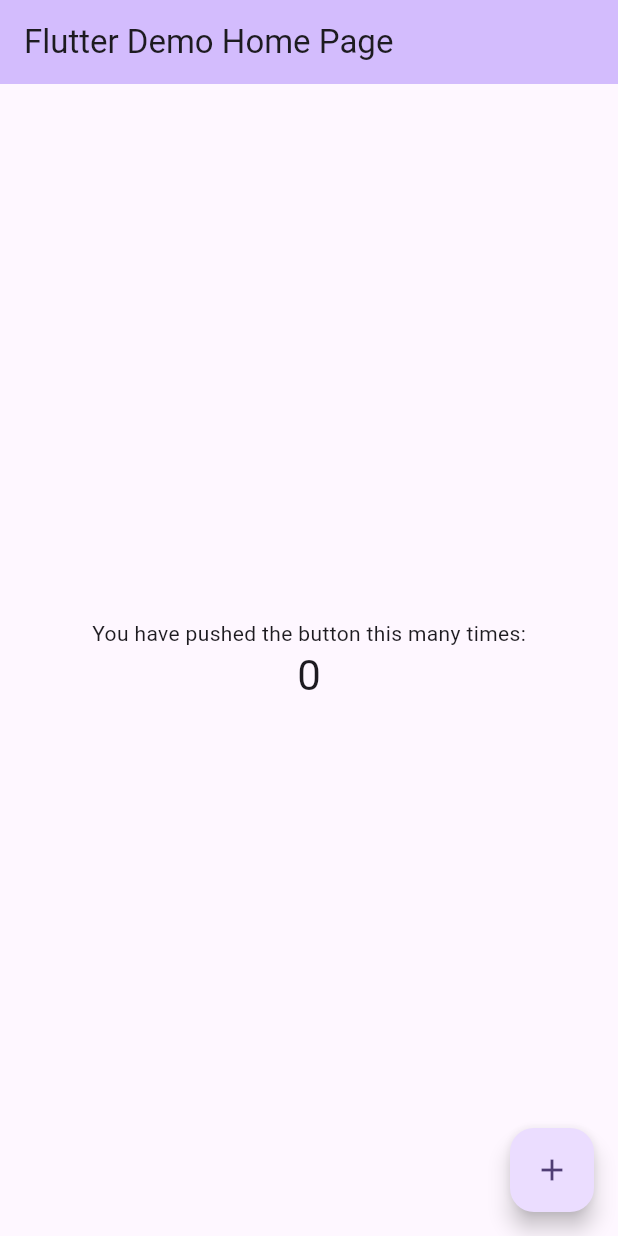
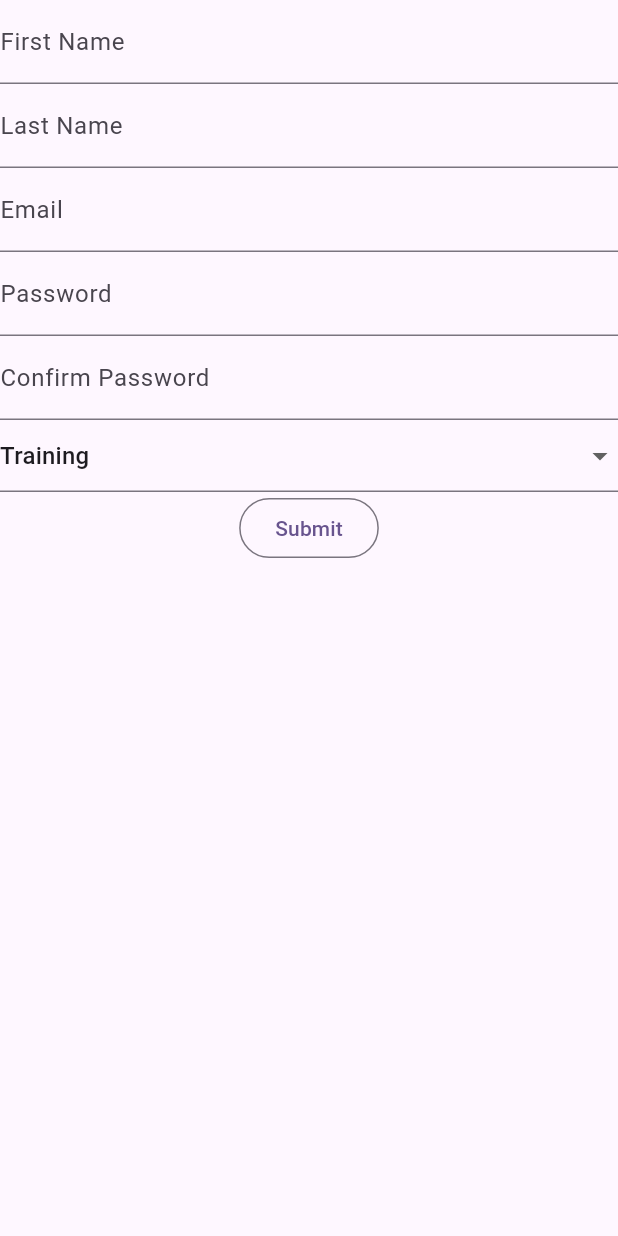
Before and after one commit to Pierre81385/glowing-octo-lamp, a Flutter app: the screen it shows after launch, on a phone screen of 412 x 824 dp. Run offline on Flutter 3.47's test engine with Material 2 defaults, Android fonts, the phone set to English and light mode, and no system bars.

Commit message:
confirmed node.js backend succesfully integrationed with flutter frontend.

```diff
--- /dev/null
+++ b/lib/constants.dart
@@ -0,0 +1,4 @@
+class ApiConstants {
+  static String baseUrl = 'http://localhost:';
+  static String port = '4200';
+}
--- a/lib/main.dart
+++ b/lib/main.dart
@@ -1,4 +1,5 @@
 import 'package:flutter/material.dart';
+import 'package:glowing_octo_lamp/user_components/create_user.dart';
 
 void main() {
   runApp(const MyApp());
@@ -31,95 +32,7 @@ class MyApp extends StatelessWidget {
         colorScheme: ColorScheme.fromSeed(seedColor: Colors.deepPurple),
         useMaterial3: true,
       ),
-      home: const MyHomePage(title: 'Flutter Demo Home Page'),
+      home: CreateUserComponent(),
     );
   }
 }
-
-class MyHomePage extends StatefulWidget {
-  const MyHomePage({super.key, required this.title});
-
-  // This widget is the home page of your application. It is stateful, meaning
-  // that it has a State object (defined below) that contains fields that affect
-  // how it looks.
-
-  // This class is the configuration for the state. It holds the values (in this
-  // case the title) provided by the parent (in this case the App widget) and
-  // used by the build method of the State. Fields in a Widget subclass are
-  // always marked "final".
-
-  final String title;
-
-  @override
-  State<MyHomePage> createState() => _MyHomePageState();
-}
-
-class _MyHomePageState extends State<MyHomePage> {
-  int _counter = 0;
-
-  void _incrementCounter() {
-    setState(() {
-      // This call to setState tells the Flutter framework that something has
-      // changed in this State, which causes it to rerun the build method below
-      // so that the display can reflect the updated values. If we changed
-      // _counter without calling setState(), then the build method would not be
-      // called again, and so nothing would appear to happen.
-      _counter++;
-    });
-  }
-
-  @override
-  Widget build(BuildContext context) {
-    // This method is rerun every time setState is called, for instance as done
-    // by the _incrementCounter method above.
-    //
-    // The Flutter framework has been optimized to make rerunning build methods
-    // fast, so that you can just rebuild anything that needs updating rather
-    // than having to individually change instances of widgets.
-    return Scaffold(
-      appBar: AppBar(
-        // TRY THIS: Try changing the color here to a specific color (to
-        // Colors.amber, perhaps?) and trigger a hot reload to see the AppBar
-        // change color while the other colors stay the same.
-        backgroundColor: Theme.of(context).colorScheme.inversePrimary,
-        // Here we take the value from the MyHomePage object that was created by
-        // the App.build method, and use it to set our appbar title.
-        title: Text(widget.title),
-      ),
-      body: Center(
-        // Center is a layout widget. It takes a single child and positions it
-        // in the middle of the parent.
-        child: Column(
-          // Column is also a layout widget. It takes a list of children and
-          // arranges them vertically. By default, it sizes itself to fit its
-          // children horizontally, and tries to be as tall as its parent.
-          //
-          // Column has various properties to control how it sizes itself and
-          // how it positions its children. Here we use mainAxisAlignment to
-          // center the children vertically; the main axis here is the vertical
-          // axis because Columns are vertical (the cross axis would be
-          // horizontal).
-          //
-          // TRY THIS: Invoke "debug painting" (choose the "Toggle Debug Paint"
-          // action in the IDE, or press "p" in the console), to see the
-          // wireframe for each widget.
-          mainAxisAlignment: MainAxisAlignment.center,
-          children: <Widget>[
-            const Text(
-              'You have pushed the button this many times:',
-            ),
-            Text(
-              '$_counter',
-              style: Theme.of(context).textTheme.headlineMedium,
-            ),
-          ],
-        ),
-      ),
-      floatingActionButton: FloatingActionButton(
-        onPressed: _incrementCounter,
-        tooltip: 'Increment',
-        child: const Icon(Icons.add),
-      ), // This trailing comma makes auto-formatting nicer for build methods.
-    );
-  }
-}
--- /dev/null
+++ b/lib/user_components/create_user.dart
@@ -0,0 +1,227 @@
+import 'dart:convert';
+import 'package:flutter/material.dart';
+import 'package:http/http.dart' as http;
+import '../constants.dart';
+import '../validate.dart';
+
+class CreateUserComponent extends StatefulWidget {
+  const CreateUserComponent({super.key});
+
+  @override
+  State<CreateUserComponent> createState() => _CreateUserComponentState();
+}
+
+class _CreateUserComponentState extends State<CreateUserComponent> {
+  final _CreateUserFormKey = GlobalKey<FormState>();
+  final _firstNameTextController = TextEditingController();
+  final _firstNameFocusNode = FocusNode();
+  final _lastNameTextController = TextEditingController();
+  final _lastNameFocusNode = FocusNode();
+  final _emailTextController = TextEditingController();
+  final _emailFocusNode = FocusNode();
+  final _passwordTextController = TextEditingController();
+  final _passwordFocusNode = FocusNode();
+  final _confirmPasswordTextController = TextEditingController();
+  final _confirmPasswordFocusNode = FocusNode();
+  final _roleFocusNode = FocusNode();
+  bool _isProcessing = false;
+  bool _success = false;
+  bool _error = false;
+  Map<String, dynamic> _response = {};
+  String _selectedRole = "Training";
+
+  Future<void> createUser(String firstName, String lastName, String email,
+      String password, String role) async {
+    String name = "$firstName $lastName";
+
+    var response = await http.post(
+        Uri.parse('${ApiConstants.baseUrl}${ApiConstants.port}/users/create'),
+        headers: {"Content-Type": "application/json"},
+        body: jsonEncode({
+          'name': name,
+          'email': email,
+          'password': password,
+          'role': role
+        }));
+
+    if (response.statusCode == 200) {
+      setState(() {
+        _isProcessing = false;
+        _success = true;
+        _response = json.decode(response.body);
+      });
+    } else {
+      setState(() {
+        _isProcessing = false;
+        _success = true;
+        _error = true;
+        _response = json.decode(response.body);
+      });
+      throw Exception('Failed to create new user.');
+    }
+  }
+
+  List<DropdownMenuItem<String>> get dropdownItems {
+    List<DropdownMenuItem<String>> menuItems = [
+      DropdownMenuItem(child: Text("Training"), value: "Training"),
+      DropdownMenuItem(child: Text("BarBack"), value: "BarBack"),
+      DropdownMenuItem(child: Text("Expedite"), value: "Expedite"),
+      DropdownMenuItem(child: Text("Bartender"), value: "Bartender"),
+      DropdownMenuItem(child: Text("Server"), value: "Server"),
+      DropdownMenuItem(child: Text("Manager"), value: "Manager"),
+    ];
+    return menuItems;
+  }
+
+  @override
+  Widget build(BuildContext context) {
+    return Scaffold(
+      body: SafeArea(
+        child: !_success
+            ? GestureDetector(
+                onTap: () {
+                  _firstNameFocusNode.unfocus();
+                  _lastNameFocusNode.unfocus();
+                  _emailFocusNode.unfocus();
+                  _passwordFocusNode.unfocus();
+                  _confirmPasswordFocusNode.unfocus();
+                  _roleFocusNode.unfocus();
+                },
+                child: Form(
+                  key: _CreateUserFormKey,
+                  child: Column(
+                    children: [
+                      TextFormField(
+                        autocorrect: false,
+                        controller: _firstNameTextController,
+                        focusNode: _firstNameFocusNode,
+                        validator: (value) => Validator.validateName(
+                          name: value,
+                        ),
+                        style: TextStyle(),
+                        decoration: InputDecoration(
+                          labelText: "First Name",
+                          labelStyle: TextStyle(),
+                        ),
+                      ),
+                      TextFormField(
+                        autocorrect: false,
+                        controller: _lastNameTextController,
+                        focusNode: _lastNameFocusNode,
+                        validator: (value) => Validator.validateName(
+                          name: value,
+                        ),
+                        style: TextStyle(),
+                        decoration: InputDecoration(
+                          labelText: "Last Name",
+                          labelStyle: TextStyle(),
+                        ),
+                      ),
+                      TextFormField(
+                        autocorrect: false,
+                        controller: _emailTextController,
+                        focusNode: _emailFocusNode,
+                        validator: (value) => Validator.validateEmail(
+                          email: value,
+                        ),
+                        style: TextStyle(),
+                        decoration: InputDecoration(
+                          labelText: "Email",
+                          labelStyle: TextStyle(),
+                        ),
+                      ),
+                      TextFormField(
+                        autocorrect: false,
+                        controller: _passwordTextController,
+                        focusNode: _passwordFocusNode,
+                        validator: (value) => Validator.validatePassword(
+                          password: value,
+                        ),
+                        style: TextStyle(),
+                        decoration: InputDecoration(
+                          labelText: "Password",
+                          labelStyle: TextStyle(),
+                        ),
+                      ),
+                      TextFormField(
+                        autocorrect: false,
+                        controller: _confirmPasswordTextController,
+                        focusNode: _confirmPasswordFocusNode,
+                        validator: (value) => Validator.validatePassword(
+                          password: value,
+                        ),
+                        style: TextStyle(),
+                        decoration: InputDecoration(
+                          labelText: "Confirm Password",
+                          labelStyle: TextStyle(),
+                        ),
+                      ),
+                      DropdownButtonFormField(
+                        value: _selectedRole,
+                        items: dropdownItems,
+                        focusNode: _roleFocusNode,
+                        onChanged: (value) {
+                          setState(() {
+                            _selectedRole = value!;
+                          });
+                        },
+                      ),
+                      _isProcessing
+                          ? CircularProgressIndicator()
+                          : OutlinedButton(
+                              onPressed: () async {
+                                _firstNameFocusNode.unfocus();
+                                _lastNameFocusNode.unfocus();
+                                _emailFocusNode.unfocus();
+                                _passwordFocusNode.unfocus();
+                                _confirmPasswordFocusNode.unfocus();
+                                _roleFocusNode.unfocus();
+                                if (_CreateUserFormKey.currentState!
+                                    .validate()) {
+                                  setState(() {
+                                    _isProcessing = true;
+                                  });
+                                  await createUser(
+                                      _firstNameTextController.text,
+                                      _lastNameTextController.text,
+                                      _emailTextController.text,
+                                      _passwordTextController.text,
+                                      _selectedRole);
+                                }
+                              },
+                              child: Text('Submit'))
+                    ],
+                  ),
+                ),
+              )
+            : Column(
+                children: [
+                  _error
+                      ? Text(_response['message'])
+                      : Column(
+                          children: [
+                            Text(_response.toString()),
+                            Text('SUCCESS')
+                          ],
+                        ),
+                  OutlinedButton(
+                      onPressed: () {
+                        setState(() {
+                          _success = false;
+                          _error = false;
+                          _firstNameTextController.text = "";
+                          _lastNameTextController.text = "";
+                          _emailTextController.text = "";
+                          _passwordTextController.text = "";
+                          _confirmPasswordTextController.text = "";
+                          _selectedRole = "Training";
+                          _response = {};
+                        });
+                      },
+                      child: Text('Ok'))
+                ],
+              ),
+      ),
+    );
+  }
+}
--- /dev/null
+++ b/lib/validate.dart
@@ -0,0 +1,56 @@
+class Validator {
+  static String? validateName({required String? name}) {
+    if (name == null) {
+      return null;
+    }
+
+    if (name.isEmpty) {
+      return 'Name can\'t be empty';
+    }
+
+    return null;
+  }
+
+  static String? validateEmail({required String? email}) {
+    if (email == null) {
+      return null;
+    }
+
+    RegExp emailRegExp = RegExp(
+        r"^[a-zA-Z0-9.!#$%&'*+/=?^_`{|}~-]+@[a-zA-Z0-9](?:[a-zA-Z0-9-]{0,253}[a-zA-Z0-9])?(?:\.[a-zA-Z0-9](?:[a-zA-Z0-9-]{0,253}[a-zA-Z0-9])?)*$");
+
+    if (email.isEmpty) {
+      return 'Email can\'t be empty';
+    } else if (!emailRegExp.hasMatch(email)) {
+      return 'Enter a correct email';
+    }
+
+    return null;
+  }
+
+  static String? validatePassword({required String? password}) {
+    if (password == null) {
+      return null;
+    }
+
+    if (password.isEmpty) {
+      return 'Password can\'t be empty';
+    } else if (password.length < 6) {
+      return 'Enter a password with length at least 6';
+    }
+  }
+
+  static String? validateZip({required String? zip}) {
+    if (zip == null) {
+      return null;
+    }
+
+    if (zip.isEmpty) {
+      return 'Zipcode can\'t be empty';
+    } else if (zip.length > 5) {
+      return '5 digit zipcode please!';
+    }
+
+    return null;
+  }
+}
--- a/pubspec.yaml
+++ b/pubspec.yaml
@@ -35,6 +35,7 @@ dependencies:
   # The following adds the Cupertino Icons font to your application.
   # Use with the CupertinoIcons class for iOS style icons.
   cupertino_icons: ^1.0.2
+  http: ^1.1.0
 
 dev_dependencies:
   flutter_test:
```
Also changed, not shown: lib/user_components/delete_user.dart (added), lib/user_components/get_user.dart (added), lib/user_components/update_user.dart (added), pubspec.lock, 2 other files.
